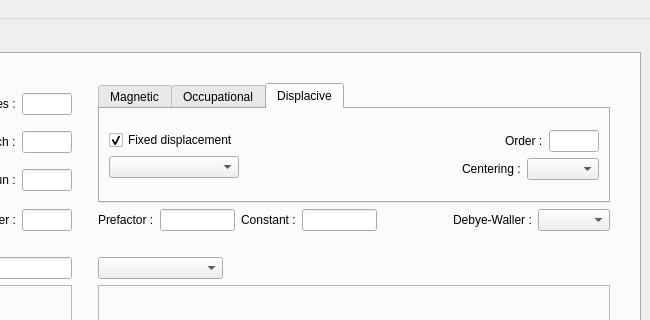
Qt form disorder/graphical/mainwindow.ui (zjmorgan/rmc-discord) before a commit; both pictures show x 480 to 1130 and y 0 to 320 of the 1130 by 848 pixel window.
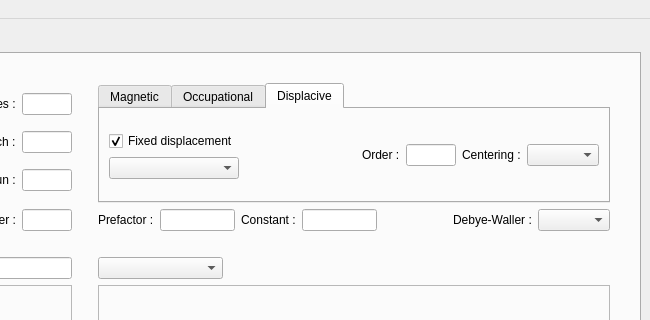
The same form after that commit. The open tabs and pages were chosen to show the change. Custom widgets are drawn as their Qt base class.

Patch:
```diff
--- a/disorder/graphical/mainwindow.ui
+++ b/disorder/graphical/mainwindow.ui
@@ -2299,19 +2299,24 @@
                </layout>
               </item>
               <item row="0" column="1">
-               <layout class="QGridLayout" name="gridLayout_53">
-                <item row="1" column="0">
                  <layout class="QGridLayout" name="gridLayout_49">
                   <item row="0" column="1">
+                 <widget class="QLabel" name="label_order">
+                  <property name="text">
+                   <string>Order :</string>
+                  </property>
+                 </widget>
+                </item>
+                <item row="0" column="4">
+                 <widget class="QComboBox" name="comboBox_centering_ref"/>
+                </item>
+                <item row="0" column="3">
                    <widget class="QLabel" name="label_centering_ref">
                     <property name="text">
                      <string>Centering :</string>
                     </property>
                    </widget>
                   </item>
-                  <item row="0" column="2">
-                   <widget class="QComboBox" name="comboBox_centering_ref"/>
-                  </item>
                   <item row="0" column="0">
                    <spacer name="horizontalSpacer_46">
                     <property name="orientation">
@@ -2325,17 +2330,6 @@
                     </property>
                    </spacer>
                   </item>
-                 </layout>
-                </item>
-                <item row="0" column="0">
-                 <layout class="QGridLayout" name="gridLayout_45">
-                  <item row="0" column="1">
-                   <widget class="QLabel" name="label_order">
-                    <property name="text">
-                     <string>Order :</string>
-                    </property>
-                   </widget>
-                  </item>
                   <item row="0" column="2">
                    <widget class="QLineEdit" name="lineEdit_order">
                     <property name="maximumSize">
@@ -2345,21 +2339,6 @@
                      </size>
                     </property>
                    </widget>
-                  </item>
-                  <item row="0" column="0">
-                   <spacer name="horizontalSpacer_43">
-                    <property name="orientation">
-                     <enum>Qt::Horizontal</enum>
-                    </property>
-                    <property name="sizeHint" stdset="0">
-                     <size>
-                      <width>40</width>
-                      <height>20</height>
-                     </size>
-                    </property>
-                   </spacer>
-                  </item>
-                 </layout>
                 </item>
                </layout>
               </item>
```
Lines whose indentation alone changed are shown as unchanged.
